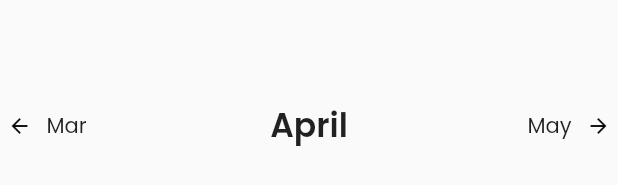
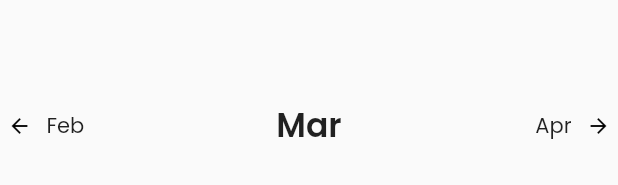
Before and after one commit to farhan-syah/flutter-training-18-Jul, a Flutter app: the MonthSlider widget shown alone on an empty page, opened directly, after a tap on "Mar", on a phone screen of 412 x 824 dp. Shown: the part 492-677 px from the top of the screen. Run offline on Flutter 3.47's test engine with Material 2 defaults, Android fonts, the phone set to English and light mode, and no system bars.

Commit message:
Implement increase/decrease month

```diff
--- a/lib/widgets/month-slider.widget.dart
+++ b/lib/widgets/month-slider.widget.dart
@@ -1,7 +1,14 @@
 import 'package:flutter/material.dart';
 
-class MonthSlider extends StatelessWidget {
+class MonthSlider extends StatefulWidget {
   const MonthSlider({Key? key}) : super(key: key);
+
+  @override
+  State<MonthSlider> createState() => _MonthSliderState();
+}
+
+class _MonthSliderState extends State<MonthSlider> {
+  int index = 3;
 
   @override
   Widget build(BuildContext context) {
@@ -10,24 +17,27 @@ class MonthSlider extends StatelessWidget {
       child: Row(
         children: [
           InkWell(
-            onTap: () {},
+            onTap: () {
+              index--;
+              setState(() {});
+            },
             child: Container(
               padding: const EdgeInsets.all(5),
               width: 80,
               child: Row(
-                children: const [
-                  Icon(Icons.arrow_back),
-                  SizedBox(width: 10),
-                  Text('Mar'),
+                children: [
+                  const Icon(Icons.arrow_back),
+                  const SizedBox(width: 10),
+                  Text(month[index - 1]),
                 ],
               ),
             ),
           ),
-          const Expanded(
+          Expanded(
             child: Center(
               child: Text(
-                'April',
-                style: TextStyle(
+                month[index],
+                style: const TextStyle(
                   fontSize: 22,
                   fontWeight: FontWeight.w600,
                 ),
@@ -35,16 +45,19 @@ class MonthSlider extends StatelessWidget {
             ),
           ),
           InkWell(
-            onTap: () {},
+            onTap: () {
+              index++;
+              setState(() {});
+            },
             child: Container(
               padding: const EdgeInsets.all(5),
               width: 80,
               child: Row(
                 mainAxisAlignment: MainAxisAlignment.end,
-                children: const [
-                  Text('May'),
-                  SizedBox(width: 10),
-                  Icon(Icons.arrow_forward),
+                children: [
+                  Text(month[index + 1]),
+                  const SizedBox(width: 10),
+                  const Icon(Icons.arrow_forward),
                 ],
               ),
             ),
```
